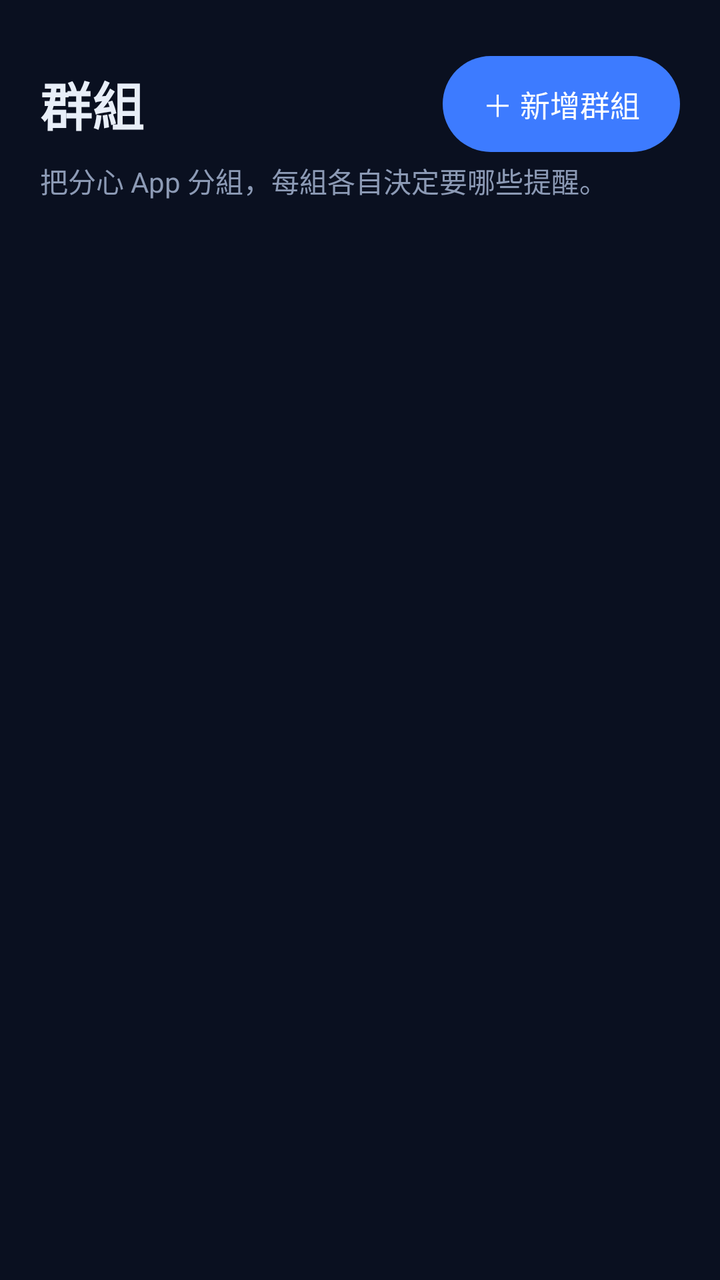
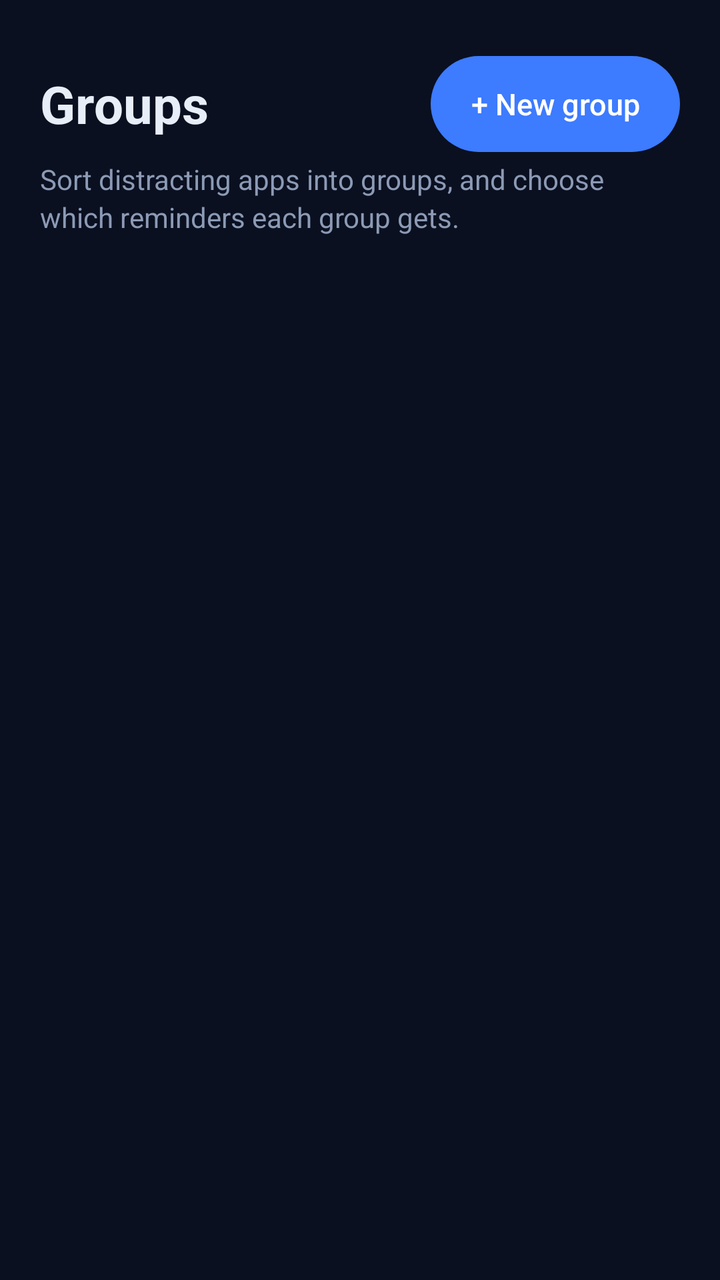

An Android layout rendered at two revisions. The XML below is the earlier revision; the diff shows what the commit changed to produce the second picture.
<!-- AndroidManifest.xml: application theme AppTheme -->
<!-- res/layout/page_groups.xml -->
<?xml version="1.0" encoding="utf-8"?>
<ScrollView xmlns:android="http://schemas.android.com/apk/res/android"
    android:layout_width="match_parent"
    android:layout_height="match_parent"
    android:fillViewport="true">

    <LinearLayout
        android:layout_width="match_parent"
        android:layout_height="wrap_content"
        android:orientation="vertical"
        android:paddingLeft="20dp"
        android:paddingTop="28dp"
        android:paddingRight="20dp"
        android:paddingBottom="24dp">

        <LinearLayout
            android:layout_width="match_parent"
            android:layout_height="wrap_content"
            android:gravity="center_vertical"
            android:orientation="horizontal">

            <TextView
                style="@style/TextPageTitle"
                android:layout_width="0dp"
                android:layout_weight="1"
                android:ellipsize="end"
                android:singleLine="true"
                android:text="群組" />

            <Button
                android:id="@+id/addGroupBtn"
                style="@style/PillButton"
                android:layout_marginLeft="12dp"
                android:text="＋ 新增群組" />
        </LinearLayout>

        <TextView
            style="@style/TextHint"
            android:text="把分心 App 分組，每組各自決定要哪些提醒。"
            android:textSize="14sp" />

        <LinearLayout
            android:id="@+id/groupList"
            android:layout_width="match_parent"
            android:layout_height="wrap_content"
            android:layout_marginTop="8dp"
            android:orientation="vertical" />

        <LinearLayout
            android:id="@+id/groupsEmpty"
            style="@style/CardBox"
            android:layout_marginTop="20dp"
            android:visibility="gone">

            <TextView
                style="@style/TextCardTitle"
                android:text="群組是什麼？" />

            <TextView
                style="@style/TextHint"
                android:layout_marginTop="8dp"
                android:text="群組就是一包要提醒的 App，例如「社群」放 Instagram、Threads，「影音」放 YouTube、Netflix。" />

            <TextView
                style="@style/TextHint"
                android:layout_marginTop="8dp"
                android:text="每個群組可以自己選：打開前要不要先喘口氣、用久了要不要提醒、用瀏覽器開它們的網站時要不要也提醒。" />

            <Button
                android:id="@+id/emptyAddBtn"
                style="@style/PillButton"
                android:layout_width="match_parent"
                android:layout_marginTop="16dp"
                android:text="＋ 建立第一個群組" />
        </LinearLayout>
    </LinearLayout>
</ScrollView>
<!-- resources referenced by this layout -->
<resources>
  <style name="CardBox">
          <item name="android:layout_width">match_parent</item>
          <item name="android:layout_height">wrap_content</item>
          <item name="android:orientation">vertical</item>
          <item name="android:background">@drawable/bg_card</item>
          <item name="android:padding">16dp</item>
      </style>
  <style name="TextCardTitle">
          <item name="android:layout_width">match_parent</item>
          <item name="android:layout_height">wrap_content</item>
          <item name="android:textColor">@color/text_primary</item>
          <item name="android:textSize">16sp</item>
          <item name="android:fontFamily">sans-serif-medium</item>
      </style>
  <style name="TextHint">
          <item name="android:layout_width">match_parent</item>
          <item name="android:layout_height">wrap_content</item>
          <item name="android:layout_marginTop">4dp</item>
          <item name="android:textColor">@color/text_secondary</item>
          <item name="android:textSize">13sp</item>
          <item name="android:lineSpacingMultiplier">1.15</item>
      </style>
  <style name="TextPageTitle">
          <item name="android:layout_width">match_parent</item>
          <item name="android:layout_height">wrap_content</item>
          <item name="android:textColor">@color/text_primary</item>
          <item name="android:textSize">26sp</item>
          <item name="android:textStyle">bold</item>
      </style>
  <style name="AppTheme" parent="@android:style/Theme.Material.NoActionBar">
          <item name="android:windowBackground">@color/bg_main</item>
          <item name="android:statusBarColor">@color/bg_main</item>
          <item name="android:navigationBarColor">@color/nav_bg</item>
          <item name="android:colorAccent">@color/accent</item>
          <item name="android:colorPrimary">@color/accent</item>
          <item name="android:colorPrimaryDark">@color/bg_main</item>
          <item name="android:textColorPrimary">@color/text_primary</item>
          <item name="android:textColorSecondary">@color/text_secondary</item>
          <item name="android:textColorHint">@color/text_muted</item>
      </style>
  <!-- drawable bg_card (drawable) -->
  <?xml version="1.0" encoding="utf-8"?>
  <shape xmlns:android="http://schemas.android.com/apk/res/android" android:shape="rectangle">
      <solid android:color="@color/card" />
      <stroke android:width="1dp" android:color="@color/card_line" />
      <corners android:radius="16dp" />
  </shape>
  <!-- drawable bg_pill (drawable) -->
  <?xml version="1.0" encoding="utf-8"?>
  <ripple xmlns:android="http://schemas.android.com/apk/res/android" android:color="@color/ripple">
      <item>
          <shape android:shape="rectangle">
              <solid android:color="@color/accent" />
              <corners android:radius="24dp" />
          </shape>
      </item>
  </ripple>
  <color name="text_primary">#E8EEF8</color>
  <color name="text_secondary">#8C9AB5</color>
  <color name="bg_main">#0A1020</color>
  <color name="nav_bg">#0E1628</color>
  <color name="accent">#3D7BFF</color>
  <color name="text_muted">#5D6B88</color>
  <color name="card">#141E33</color>
  <color name="card_line">#22304D</color>
  <color name="ripple">#26FFFFFF</color>
  <!-- unchanged entries left out for length: 1 -->
</resources>

<!-- the commit's change to res/layout/page_groups.xml (unified diff, before → after) -->
@@ -25,18 +25,18 @@
                 android:layout_weight="1"
                 android:ellipsize="end"
                 android:singleLine="true"
-                android:text="群組" />
+                android:text="@string/title_groups" />
 
             <Button
                 android:id="@+id/addGroupBtn"
                 style="@style/PillButton"
                 android:layout_marginLeft="12dp"
-                android:text="＋ 新增群組" />
+                android:text="@string/groups_add" />
         </LinearLayout>
 
         <TextView
             style="@style/TextHint"
-            android:text="把分心 App 分組，每組各自決定要哪些提醒。"
+            android:text="@string/groups_tagline"
             android:textSize="14sp" />
 
         <LinearLayout
@@ -54,24 +54,24 @@
 
             <TextView
                 style="@style/TextCardTitle"
-                android:text="群組是什麼？" />
+                android:text="@string/groups_empty_title" />
 
             <TextView
                 style="@style/TextHint"
                 android:layout_marginTop="8dp"
-                android:text="群組就是一包要提醒的 App，例如「社群」放 Instagram、Threads，「影音」放 YouTube、Netflix。" />
+                android:text="@string/groups_empty_body1" />
 
             <TextView
                 style="@style/TextHint"
                 android:layout_marginTop="8dp"
-                android:text="每個群組可以自己選：打開前要不要先喘口氣、用久了要不要提醒、用瀏覽器開它們的網站時要不要也提醒。" />
+                android:text="@string/groups_empty_body2" />
 
             <Button
                 android:id="@+id/emptyAddBtn"
                 style="@style/PillButton"
                 android:layout_width="match_parent"
                 android:layout_marginTop="16dp"
-                android:text="＋ 建立第一個群組" />
+                android:text="@string/create_first_group" />
         </LinearLayout>
     </LinearLayout>
 </ScrollView>
<!-- resource entries referenced after the edit -->
@@ -1,5 +1,12 @@
 <!-- resources referenced by this layout -->
 <resources>
+  <string name="create_first_group">+ Create your first group</string>
+  <string name="groups_add">+ New group</string>
+  <string name="groups_empty_body1">A group is a set of apps you want reminders for — for example, “Social” with Instagram and Threads, or “Video” with YouTube and Netflix.</string>
+  <string name="groups_empty_body2">Each group decides for itself: whether to take a breath before opening, whether to check in after a while, and whether to remind you when you open their websites in a browser.</string>
+  <string name="groups_empty_title">What’s a group?</string>
+  <string name="groups_tagline">Sort distracting apps into groups, and choose which reminders each group gets.</string>
+  <string name="title_groups">Groups</string>
   <style name="CardBox">
           <item name="android:layout_width">match_parent</item>
           <item name="android:layout_height">wrap_content</item>
